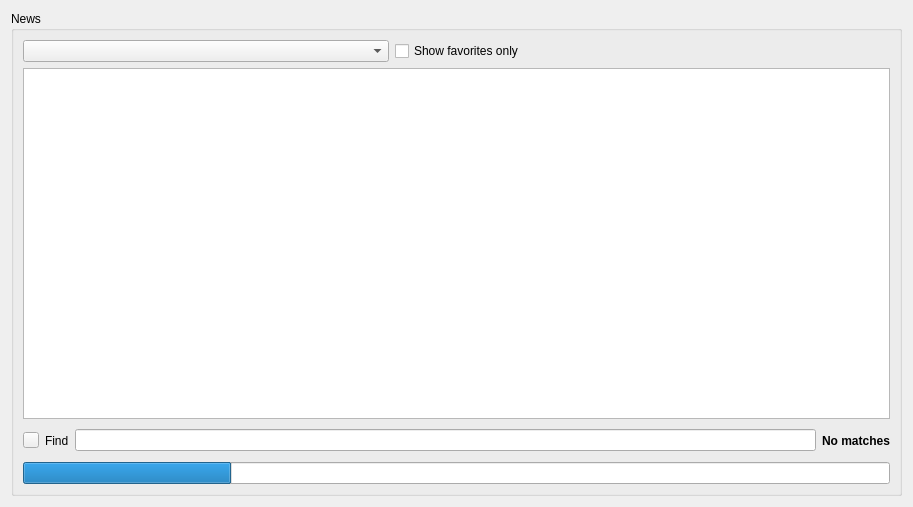
ensisoft/newsflash-plus, file app/gui/groups.ui: the form before one commit.
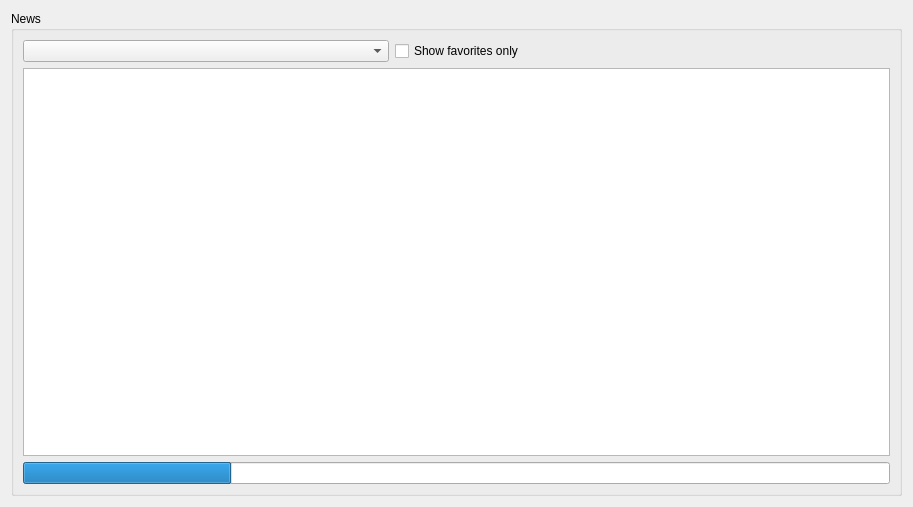
The form after the commit. Icons and pictures are not drawn.

The edit to the form file:
```diff
--- a/app/gui/groups.ui
+++ b/app/gui/groups.ui
@@ -95,80 +95,6 @@
         </attribute>
        </widget>
       </item>
-      <item>
-       <widget class="QWidget" name="findContainer" native="true">
-        <layout class="QGridLayout" name="gridLayout_7">
-         <property name="margin">
-          <number>0</number>
-         </property>
-         <item row="0" column="0">
-          <layout class="QHBoxLayout" name="horizontalLayout_4">
-           <item>
-            <widget class="QPushButton" name="btnCloseFind">
-             <property name="sizePolicy">
-              <sizepolicy hsizetype="MinimumExpanding" vsizetype="Preferred">
-               <horstretch>0</horstretch>
-               <verstretch>0</verstretch>
-              </sizepolicy>
-             </property>
-             <property name="maximumSize">
-              <size>
-               <width>16</width>
-               <height>16</height>
-              </size>
-             </property>
-             <property name="text">
-              <string/>
-             </property>
-             <property name="icon">
-              <iconset resource="resource.qrc">
-               <normaloff>:/resource/16x16_ico_png/ico_close.png</normaloff>:/resource/16x16_ico_png/ico_close.png</iconset>
-             </property>
-             <property name="flat">
-              <bool>false</bool>
-             </property>
-            </widget>
-           </item>
-           <item>
-            <widget class="QLabel" name="label_4">
-             <property name="minimumSize">
-              <size>
-               <width>0</width>
-               <height>31</height>
-              </size>
-             </property>
-             <property name="maximumSize">
-              <size>
-               <width>16777215</width>
-               <height>31</height>
-              </size>
-             </property>
-             <property name="text">
-              <string>Find</string>
-             </property>
-            </widget>
-           </item>
-           <item>
-            <widget class="QLineEdit" name="editFind"/>
-           </item>
-           <item>
-            <widget class="QLabel" name="lblFind">
-             <property name="font">
-              <font>
-               <weight>75</weight>
-               <bold>true</bold>
-              </font>
-             </property>
-             <property name="text">
-              <string>No matches</string>
-             </property>
-            </widget>
-           </item>
-          </layout>
-         </item>
-        </layout>
-       </widget>
-      </item>
       <item>
        <widget class="QProgressBar" name="progressBar">
         <property name="minimumSize">
```
Left out of the diff: 11 changed lines with no effect on the pictures.
